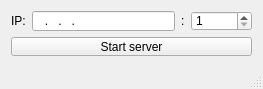
The window that ChatServer/ui/mainwindow.ui (orlov-dm/qt-chat) describes before a commit, drawn with Qt 5.
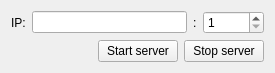
The same window after the commit.

Commit message: feat: Server ui - start/stop

The edit to the form file:
```diff
--- a/ChatServer/ui/mainwindow.ui
+++ b/ChatServer/ui/mainwindow.ui
@@ -6,8 +6,8 @@
    <rect>
     <x>0</x>
     <y>0</y>
-    <width>263</width>
-    <height>87</height>
+    <width>275</width>
+    <height>69</height>
    </rect>
   </property>
   <property name="sizePolicy">
@@ -19,7 +19,7 @@
   <property name="maximumSize">
    <size>
     <width>16777215</width>
-    <height>87</height>
+    <height>69</height>
    </size>
   </property>
   <property name="windowTitle">
@@ -27,7 +27,7 @@
   </property>
   <widget class="QWidget" name="centralWidget">
    <property name="sizePolicy">
-    <sizepolicy hsizetype="Preferred" vsizetype="Fixed">
+    <sizepolicy hsizetype="Preferred" vsizetype="Expanding">
      <horstretch>0</horstretch>
      <verstretch>0</verstretch>
     </sizepolicy>
@@ -35,35 +35,37 @@
    <property name="maximumSize">
     <size>
      <width>16777215</width>
-     <height>67</height>
+     <height>16777215</height>
     </size>
    </property>
-   <layout class="QGridLayout" name="gridLayout">
-    <item row="0" column="0">
+   <layout class="QVBoxLayout" name="verticalLayout">
+    <item>
+     <layout class="QHBoxLayout" name="horizontalLayout_2">
+      <item>
      <widget class="QLabel" name="label">
       <property name="text">
        <string>IP:</string>
       </property>
      </widget>
     </item>
-    <item row="0" column="1">
+      <item>
      <widget class="QLineEdit" name="leIPAddress">
       <property name="toolTip">
        <string>IP adress</string>
       </property>
       <property name="inputMask">
-       <string>009.009.009.009</string>
+         <string/>
       </property>
      </widget>
     </item>
-    <item row="0" column="2">
+      <item>
      <widget class="QLabel" name="label_2">
       <property name="text">
        <string>:</string>
       </property>
      </widget>
     </item>
-    <item row="0" column="3">
+      <item>
      <widget class="QSpinBox" name="sbPort">
       <property name="toolTip">
        <string>Port number</string>
@@ -76,16 +78,53 @@
       </property>
      </widget>
     </item>
-    <item row="1" column="0" colspan="4">
-     <widget class="QPushButton" name="pushButton">
+     </layout>
+    </item>
+    <item>
+     <layout class="QHBoxLayout" name="horizontalLayout">
+      <item>
+       <spacer name="horizontalSpacer">
+        <property name="orientation">
+         <enum>Qt::Horizontal</enum>
+        </property>
+        <property name="sizeHint" stdset="0">
+         <size>
+          <width>40</width>
+          <height>20</height>
+         </size>
+        </property>
+       </spacer>
+      </item>
+      <item>
+       <widget class="QPushButton" name="pbStartServer">
+        <property name="sizePolicy">
+         <sizepolicy hsizetype="Maximum" vsizetype="Fixed">
+          <horstretch>0</horstretch>
+          <verstretch>0</verstretch>
+         </sizepolicy>
+        </property>
       <property name="text">
        <string>Start server</string>
       </property>
      </widget>
     </item>
-   </layout>
+      <item>
+       <widget class="QPushButton" name="pbStopServer">
+        <property name="sizePolicy">
+         <sizepolicy hsizetype="Maximum" vsizetype="Fixed">
+          <horstretch>0</horstretch>
+          <verstretch>0</verstretch>
+         </sizepolicy>
+        </property>
+        <property name="text">
+         <string>Stop server</string>
+        </property>
+       </widget>
+      </item>
+     </layout>
+    </item>
+   </layout>
   </widget>
-  <widget class="QStatusBar" name="statusBar"/>
  </widget>
  <layoutdefault spacing="6" margin="11"/>
  <resources/>
```
Lines whose indentation alone changed are shown as unchanged. The commit also changes 2 other files.
